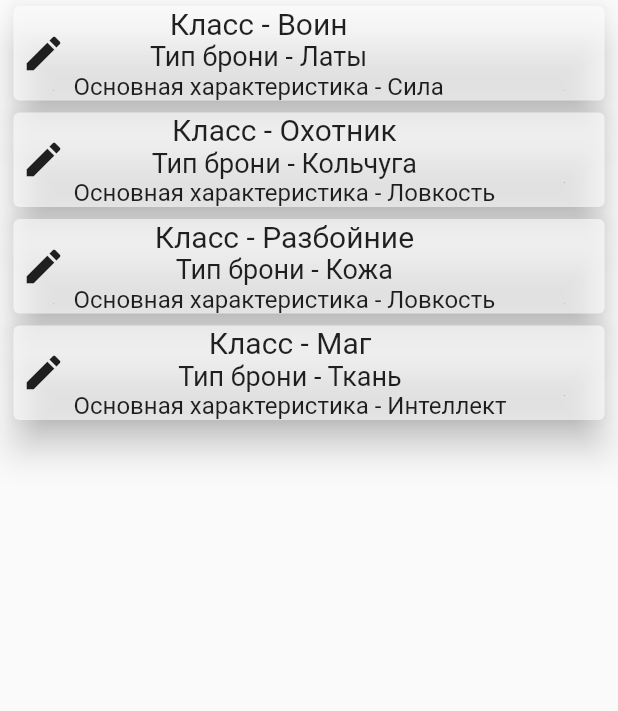
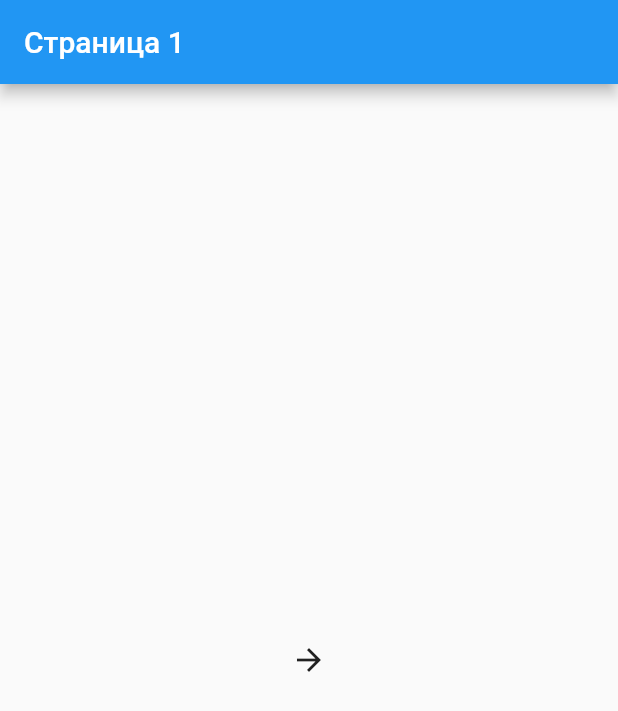
Before and after one commit to kirillnepomiluev/FlutterLessonsStemford, a Flutter app: the screen it shows after launch, on a phone screen of 412 x 824 dp. Shown: the top 711 px of the screen. Run offline on Flutter 3.47's test engine with Material 2 defaults, Android fonts, the phone set to English and light mode, and no system bars.

Commit message:
Урок 33

```diff
--- a/lib/main.dart
+++ b/lib/main.dart
@@ -1,5 +1,7 @@
 import 'package:flutter/material.dart';
 import 'package:lessons/classList.dart';
+import 'package:lessons/router.dart';
+import 'package:lessons/secondScreen.dart';
 
 void main() => runApp(MyApp());
 
@@ -9,6 +11,8 @@ class MyApp extends StatelessWidget {
     return MaterialApp(
       title: "Уроки Flutter",
       home: Lessons(),
+      onGenerateRoute: MyRouter.generateRoute,
+      initialRoute: RouteNames.main,
     );
   }
 }
@@ -24,35 +28,20 @@ class _LessonsState extends State<Lessons> {
   Widget build(BuildContext context) {
 
     return Scaffold(
-      body: ListView(
-        children: charecter.map((item){
-          return Padding(
-            padding: EdgeInsets.symmetric(horizontal: 5),
-            child: Card(
-              elevation: 10,
-              color: Colors.white60,
-              child: Center(
-                child: Row(
-                  children: [
-                    Padding(
-                      padding: EdgeInsets.symmetric(horizontal: 5),
-                      child: Icon(Icons.edit, size: 30,),
-                    ),
-                    Column(
-                      mainAxisAlignment: MainAxisAlignment.spaceAround,
-                      children: [
-                        Text("Класс - ${item["Класс"]}", style: TextStyle(fontSize: 20, ),),
-                        Text("Тип брони - ${item["Тип доспехов"]}", style: TextStyle(fontSize: 18, ),),
-                        Text("Основная характеристика - ${item["Основная харрактеристика"]}", style: TextStyle(fontSize: 16, ),),
-                      ],
-                    ),
-                  ],
-                ),
-              ),
-            ),
-          );
-        }).toList(),
-      )
+      appBar: AppBar(
+        title: Text("Страница 1"),
+      ),
+     body: Center(
+       child: IconButton(
+         onPressed: (){
+           Navigator.push(context,
+               MaterialPageRoute(builder: (context) => Lessons2()));
+
+         //  Navigator.pushNamed(context, RouteNames.secondPage);
+         },
+         icon: Icon(Icons.arrow_forward),
+       ),
+     ),
     );
   }
 }
--- /dev/null
+++ b/lib/router.dart
@@ -0,0 +1,30 @@
+import 'package:flutter/material.dart';
+import 'package:lessons/secondScreen.dart';
+
+import 'main.dart';
+
+class RouteNames {
+  static const main = '/';
+  static const secondPage = '/second';
+}
+class MyRouter {
+  static Route<dynamic> generateRoute(RouteSettings settings) {
+    print(settings.name);
+    switch (settings.name) {
+      case RouteNames.main:
+        return MaterialPageRoute(builder: (_) => Lessons());
+
+
+      case RouteNames.secondPage:
+        return MaterialPageRoute(builder: (_) => Lessons2());
+
+      default:
+        return MaterialPageRoute(
+            builder: (_) => Scaffold(
+              body: Center(
+                child: Text('No route defined for ${settings.name}'),
+              ),
+            ));
+    }
+  }
+}
```
